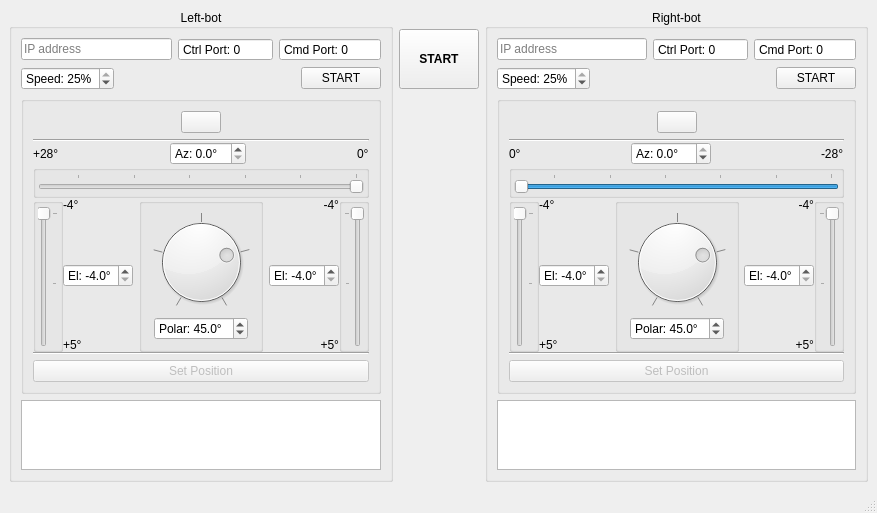
Qt form mainwindow.ui (rookidroid/armstrong) before a commit.
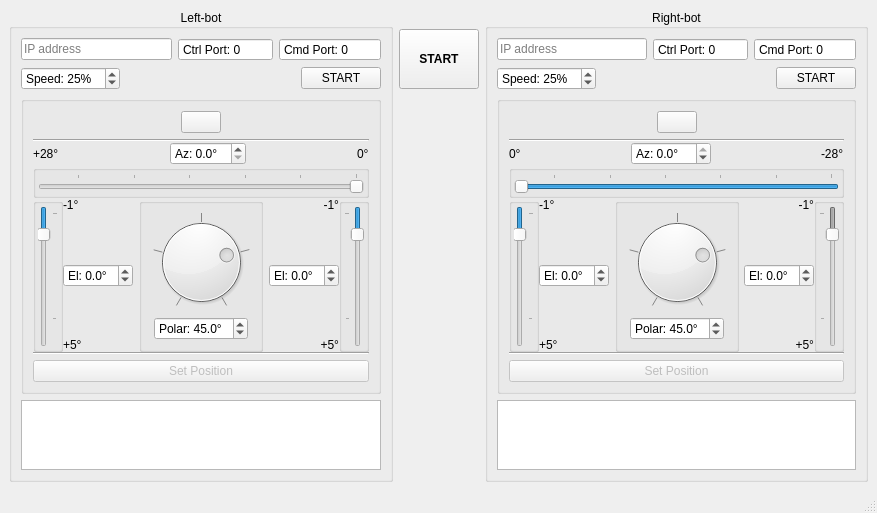
The same form after that commit. Icons and pictures are not drawn.

What changed in the file:
```diff
--- a/mainwindow.ui
+++ b/mainwindow.ui
@@ -90,7 +90,7 @@
               <double>10.000000000000000</double>
              </property>
              <property name="maximum">
-              <double>25.000000000000000</double>
+              <double>100.000000000000000</double>
              </property>
              <property name="value">
               <double>25.000000000000000</double>
@@ -335,7 +335,7 @@
                  <item>
                   <widget class="QSlider" name="verticalSlider_el_ll">
                    <property name="minimum">
-                    <number>-40</number>
+                    <number>-10</number>
                    </property>
                    <property name="maximum">
                     <number>50</number>
@@ -347,7 +347,7 @@
                     <number>50</number>
                    </property>
                    <property name="value">
-                    <number>-40</number>
+                    <number>0</number>
                    </property>
                    <property name="orientation">
                     <enum>Qt::Vertical</enum>
@@ -371,7 +371,7 @@
                 <item>
                  <widget class="QLabel" name="label_15">
                   <property name="text">
-                   <string>-4°</string>
+                   <string>-1°</string>
                   </property>
                  </widget>
                 </item>
@@ -390,6 +390,12 @@
                 </item>
                 <item>
                  <widget class="QDoubleSpinBox" name="doubleSpinBox_el_ll">
+                  <property name="layoutDirection">
+                   <enum>Qt::LeftToRight</enum>
+                  </property>
+                  <property name="frame">
+                   <bool>true</bool>
+                  </property>
                   <property name="buttonSymbols">
                    <enum>QAbstractSpinBox::UpDownArrows</enum>
                   </property>
@@ -403,7 +409,7 @@
                    <number>1</number>
                   </property>
                   <property name="minimum">
-                   <double>-4.000000000000000</double>
+                   <double>-1.000000000000000</double>
                   </property>
                   <property name="maximum">
                    <double>5.000000000000000</double>
@@ -412,7 +418,7 @@
                    <double>0.100000000000000</double>
                   </property>
                   <property name="value">
-                   <double>-4.000000000000000</double>
+                   <double>0.000000000000000</double>
                   </property>
                  </widget>
                 </item>
@@ -594,7 +600,7 @@
                 <item>
                  <widget class="QLabel" name="label">
                   <property name="text">
-                   <string>-4°</string>
+                   <string>-1°</string>
                   </property>
                   <property name="alignment">
                    <set>Qt::AlignRight|Qt::AlignTrailing|Qt::AlignVCenter</set>
@@ -629,7 +635,7 @@
                    <number>1</number>
                   </property>
                   <property name="minimum">
-                   <double>-4.000000000000000</double>
+                   <double>-1.000000000000000</double>
                   </property>
                   <property name="maximum">
                    <double>5.000000000000000</double>
@@ -638,7 +644,7 @@
                    <double>0.100000000000000</double>
                   </property>
                   <property name="value">
-                   <double>-4.000000000000000</double>
+                   <double>0.000000000000000</double>
                   </property>
                  </widget>
                 </item>
@@ -697,7 +703,7 @@
                     </sizepolicy>
                    </property>
                    <property name="minimum">
-                    <number>-40</number>
+                    <number>-10</number>
                    </property>
                    <property name="maximum">
                     <number>50</number>
@@ -709,7 +715,7 @@
                     <number>50</number>
                    </property>
                    <property name="value">
-                    <number>-40</number>
+                    <number>0</number>
                    </property>
                    <property name="orientation">
                     <enum>Qt::Vertical</enum>
@@ -912,7 +918,7 @@
               <double>10.000000000000000</double>
              </property>
              <property name="maximum">
-              <double>25.000000000000000</double>
+              <double>100.000000000000000</double>
              </property>
              <property name="value">
               <double>25.000000000000000</double>
@@ -1172,7 +1178,7 @@
                  <item>
                   <widget class="QSlider" name="verticalSlider_el_rl">
                    <property name="minimum">
-                    <number>-40</number>
+                    <number>-10</number>
                    </property>
                    <property name="maximum">
                     <number>50</number>
@@ -1184,7 +1190,7 @@
                     <number>50</number>
                    </property>
                    <property name="value">
-                    <number>-40</number>
+                    <number>0</number>
                    </property>
                    <property name="orientation">
                     <enum>Qt::Vertical</enum>
@@ -1208,7 +1214,7 @@
                 <item>
                  <widget class="QLabel" name="label_3">
                   <property name="text">
-                   <string>-4°</string>
+                   <string>-1°</string>
                   </property>
                  </widget>
                 </item>
@@ -1240,7 +1246,7 @@
                    <number>1</number>
                   </property>
                   <property name="minimum">
-                   <double>-4.000000000000000</double>
+                   <double>-1.000000000000000</double>
                   </property>
                   <property name="maximum">
                    <double>5.000000000000000</double>
@@ -1249,7 +1255,7 @@
                    <double>0.100000000000000</double>
                   </property>
                   <property name="value">
-                   <double>-4.000000000000000</double>
+                   <double>0.000000000000000</double>
                   </property>
                  </widget>
                 </item>
@@ -1434,7 +1440,7 @@
                 <item>
                  <widget class="QLabel" name="label_19">
                   <property name="text">
-                   <string>-4°</string>
+                   <string>-1°</string>
                   </property>
                   <property name="alignment">
                    <set>Qt::AlignRight|Qt::AlignTrailing|Qt::AlignVCenter</set>
@@ -1456,8 +1462,8 @@
                 </item>
                 <item>
                  <widget class="QDoubleSpinBox" name="doubleSpinBox_el_rr">
-                  <property name="buttonSymbols">
-                   <enum>QAbstractSpinBox::UpDownArrows</enum>
+                  <property name="correctionMode">
+                   <enum>QAbstractSpinBox::CorrectToNearestValue</enum>
                   </property>
                   <property name="prefix">
                    <string>El: </string>
@@ -1469,7 +1475,7 @@
                    <number>1</number>
                   </property>
                   <property name="minimum">
-                   <double>-4.000000000000000</double>
+                   <double>-1.000000000000000</double>
                   </property>
                   <property name="maximum">
                    <double>5.000000000000000</double>
@@ -1478,7 +1484,7 @@
                    <double>0.100000000000000</double>
                   </property>
                   <property name="value">
-                   <double>-4.000000000000000</double>
+                   <double>0.000000000000000</double>
                   </property>
                  </widget>
                 </item>
@@ -1534,7 +1540,7 @@
                     <bool>false</bool>
                    </property>
                    <property name="minimum">
-                    <number>-40</number>
+                    <number>-10</number>
                    </property>
                    <property name="maximum">
                     <number>50</number>
@@ -1546,7 +1552,7 @@
                     <number>50</number>
                    </property>
                    <property name="value">
-                    <number>-40</number>
+                    <number>0</number>
                    </property>
                    <property name="orientation">
                     <enum>Qt::Vertical</enum>
```
Left out of the diff: 21 changed lines with no effect on the pictures.
